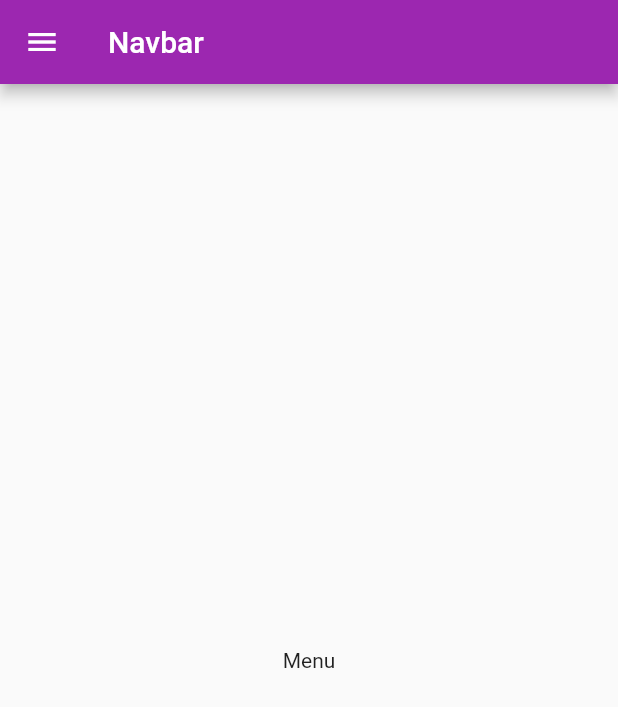
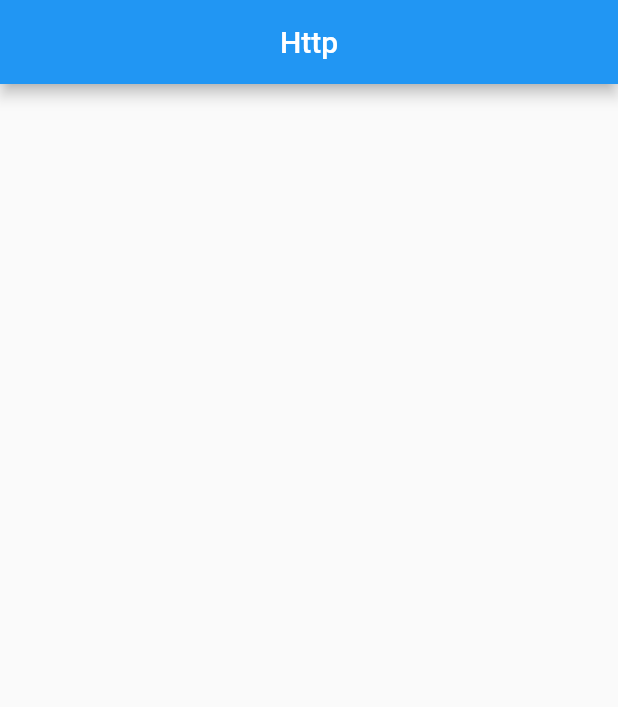
Before and after one commit to mohamed-mahmoud-hanenne/AppFlutter, a Flutter app: the screen it shows after launch, on a phone screen of 412 x 824 dp. Shown: the top 707 px of the screen. Run offline on Flutter 3.47's test engine with Material 2 defaults, Android fonts, the phone set to English and light mode, and no system bars.

```diff
--- /dev/null
+++ b/my_flutter/lib/getdata.dart
@@ -0,0 +1,16 @@
+import 'dart:convert';
+
+import 'package:http/http.dart' as http;
+
+class HTTP {
+  String url = 'https://jsonplaceholder.typicode.com/photos';
+
+    fetchData() async {
+    final response = await http.get(Uri.parse(url));
+
+    if(response.statusCode == 200){
+      var data = jsonDecode(response.body);
+      print(data.toString());
+    }
+  }
+}
--- /dev/null
+++ b/my_flutter/lib/home.dart
@@ -0,0 +1,27 @@
+import 'package:flutter/material.dart';
+import 'package:my_flutter/getdata.dart';
+
+class Home extends StatefulWidget {
+  const Home({super.key});
+
+  @override
+  State<Home> createState() => _HomeState();
+}
+
+class _HomeState extends State<Home> {
+  HTTP http = HTTP();
+  @override
+  void iniState() {
+    super.initState();
+    http.fetchData();
+  }
+
+  Widget build(BuildContext context) {
+    return  Scaffold(
+      appBar: AppBar(
+        title: Text("Http"),
+        centerTitle: true,
+      ),
+    );
+  }
+}
--- a/my_flutter/lib/main.dart
+++ b/my_flutter/lib/main.dart
@@ -1,6 +1,7 @@
 // ignore_for_file: prefer_const_constructors
 
 import 'package:flutter/material.dart';
+import 'package:my_flutter/home.dart';
 import 'package:my_flutter/navbar.dart';
 
 
@@ -16,14 +17,7 @@ class MyApp extends StatelessWidget {
   Widget build(BuildContext context) {
     return MaterialApp(
       debugShowCheckedModeBanner: false,
-      home: Scaffold(
-        drawer: Navebar(),
-        appBar: AppBar(
-          title: Text("Navbar"),
-          backgroundColor: Colors.purple,
-        ),
-        body: Center(child: Text("Menu")),
-      ),
+     home: Home(),
     );
 
   }
--- a/my_flutter/pubspec.yaml
+++ b/my_flutter/pubspec.yaml
@@ -37,6 +37,7 @@ dependencies:
   cupertino_icons: ^1.0.2
   provider: ^6.0.5
   get: ^4.6.5
+  http:
 
 dev_dependencies:
   flutter_test:
```
Also changed, not shown: my_flutter/pubspec.lock.
